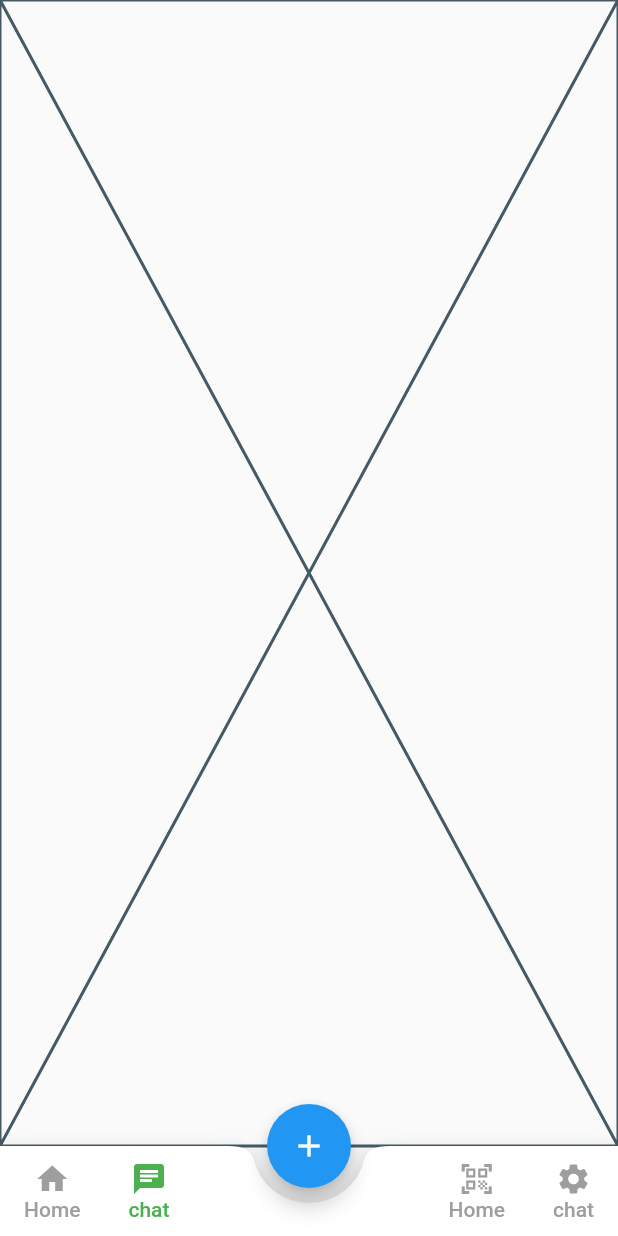
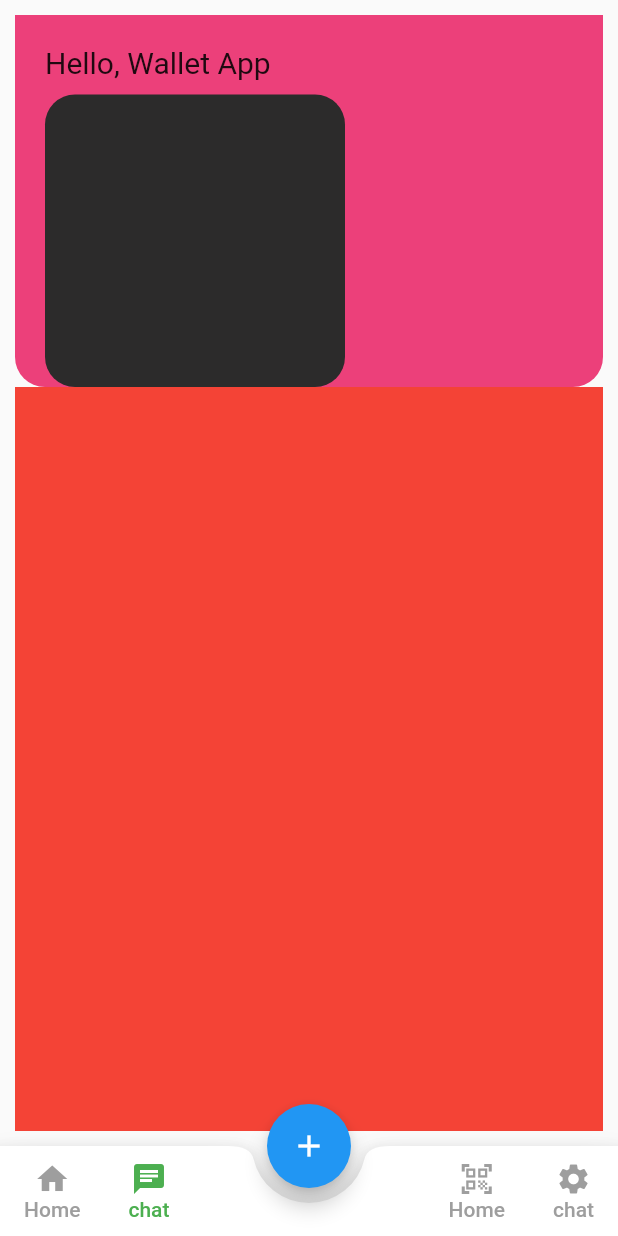
Before and after one commit to khoffan/flutter_make_UI_App, a Flutter app: the screen it shows after launch, item 2 of the bottom bar chosen, on a phone screen of 412 x 824 dp. Run offline on Flutter 3.47's test engine with Material 2 defaults, Android fonts, the phone set to English and light mode, and no system bars; our stand-ins replace cloud_firestore, firebase_auth, firebase_core, firebase_storage, fluttertoast, form_field_validator and 3 more; missing offline and left inert: bcrypt, flutter_launcher_icons, qrscan; accounts and stored records are empty.

Commit message:
make wallet app

```diff
--- a/client_app/lib/screen/loginscreen.dart
+++ b/client_app/lib/screen/loginscreen.dart
@@ -165,8 +165,6 @@ class _LoginScreenState extends State<LoginScreen> {
                                             formKey.currentState?.save();
                                             await Users.setLogin(true);
 
-                                            await ContentService().setSataus(true,uid);
-
                                             try {
                                               await AuthUsers()
                                                   .signInwithEmailpassword(
--- a/client_app/lib/screen/profileScreen.dart
+++ b/client_app/lib/screen/profileScreen.dart
@@ -214,7 +214,7 @@ class _ProfileScreenAppState extends State<ProfileScreenApp> {
                       child: ElevatedButton(
                         onPressed: () async {
                           await Users.setLogin(false);
-                          await ContentService().setSataus(true,_auth.currentUser!.uid);
+
                           await AuthUsers().signOut(context);
                         },
                         child: Text("Sign Out"),
--- a/client_app/lib/screen/wallet_screen.dart
+++ b/client_app/lib/screen/wallet_screen.dart
@@ -10,6 +10,57 @@ class WalletPage extends StatefulWidget {
 class _WalletPageState extends State<WalletPage> {
   @override
   Widget build(BuildContext context) {
-    return const Placeholder();
+    return Scaffold(
+      body: SafeArea(
+        child: Container(
+          alignment: Alignment.center,
+          padding: const EdgeInsets.all(10),
+          child: Column(
+            children: [
+              Expanded(
+                flex: 2,
+                child: Container(
+                  width: double.infinity,
+                  padding: const EdgeInsets.only(left: 20),
+                  decoration: BoxDecoration(
+                    color: Colors.pink[400],
+                    borderRadius: BorderRadius.only(bottomLeft: Radius.circular(20), bottomRight: Radius.circular(20)),
+
+                  ),
+                  child: Column(
+                    crossAxisAlignment: CrossAxisAlignment.start,
+                    children: [
+                      SizedBox(height: 20,),
+                      Text("Hello, Wallet App", style: TextStyle(fontSize: 20),),
+                      SizedBox(height: 10,),
+                      Expanded(
+                        flex: 1,
+                        child: Container(
+                          alignment: Alignment.centerRight,
+                          width: 200,
+                          height: 20,
+                          decoration: BoxDecoration(
+                            color: const Color.fromARGB(255, 44, 43, 43),
+                            borderRadius: BorderRadius.circular(20),
+
+                          ),
+                          child: Row(),
+                        ),
+                      ),
+                    ],
+                  ),
+                ),
+              ),
+              Expanded(
+                flex: 4,
+                child: Container(
+                  color: Colors.red,
+                ),
+              ),
+            ],
+          ),
+        ),
+      ),
+    );
   }
 }
```
Also changed, not shown: client_app/lib/screen/home.dart (+17 -23 lines), client_app/lib/screen/homeResponder.dart (+36 -12 lines), client_app/assets/pa/logo.png, client_app/image/pa/icon.png, 6 other files.
